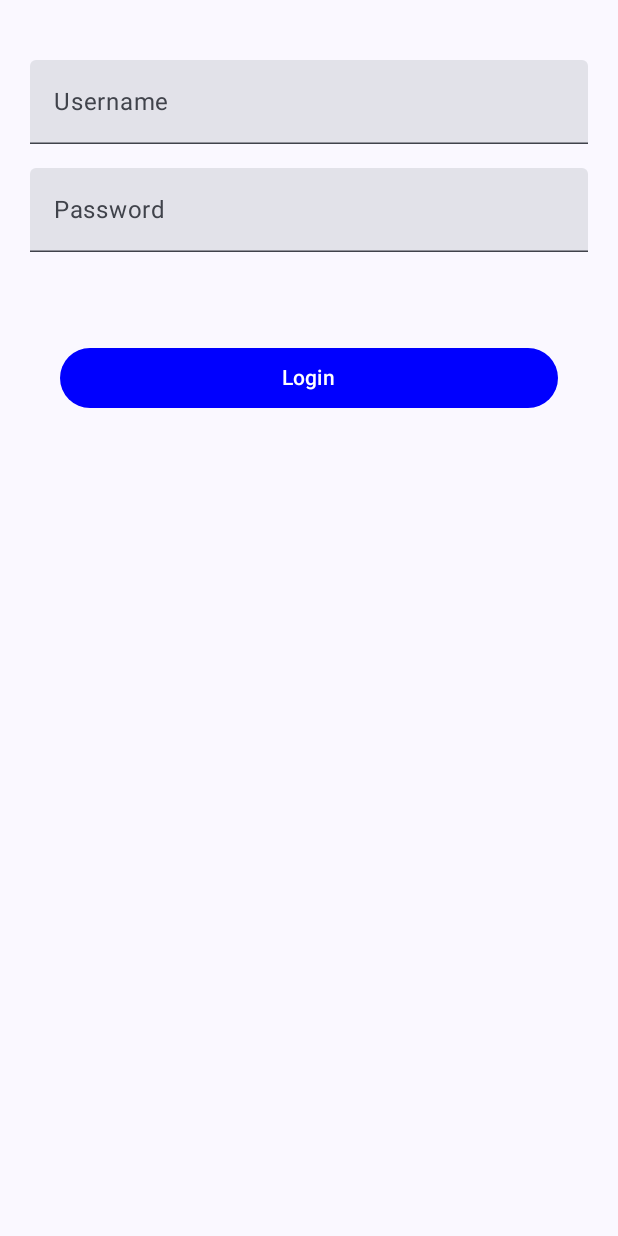
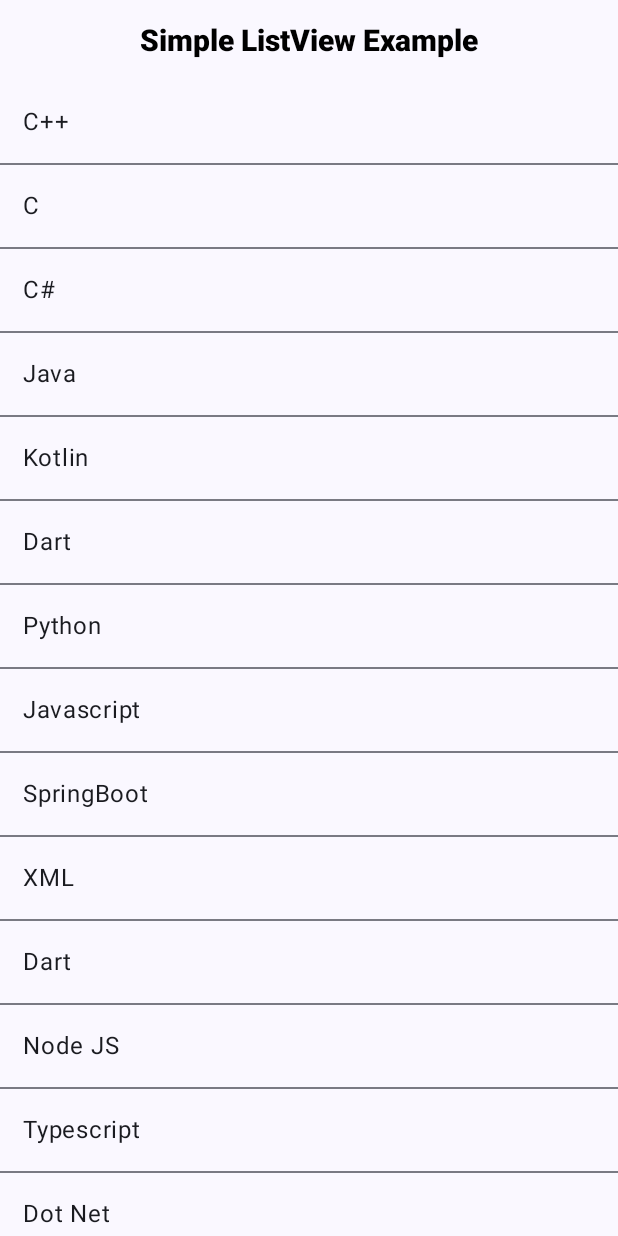
Before and after one commit to hossam1244/jetpack_compose_sample, an Android app built with Jetpack Compose: the screen it shows after launch (MainActivity before the commit, ActivityList after it), after a tap on "Login", on a phone screen of 412 x 824 dp. Run offline under Robolectric (Android 15) with nearby library versions, the phone set to English and light mode, and no system bars.

Commit message:
added column list

```diff
--- a/app/build.gradle
+++ b/app/build.gradle
@@ -56,11 +56,13 @@ dependencies {
     implementation 'androidx.compose.ui:ui-graphics'
     implementation 'androidx.compose.ui:ui-tooling-preview'
     implementation 'androidx.compose.material3:material3'
+    implementation platform('androidx.compose:compose-bom:2022.10.00')
     testImplementation 'junit:junit:4.13.2'
     androidTestImplementation 'androidx.test.ext:junit:1.1.3'
     androidTestImplementation 'androidx.test.espresso:espresso-core:3.4.0'
     androidTestImplementation platform('androidx.compose:compose-bom:2022.10.00')
     androidTestImplementation 'androidx.compose.ui:ui-test-junit4'
+    androidTestImplementation platform('androidx.compose:compose-bom:2022.10.00')
     debugImplementation 'androidx.compose.ui:ui-tooling'
     debugImplementation 'androidx.compose.ui:ui-test-manifest'
 }
--- a/app/src/main/AndroidManifest.xml
+++ b/app/src/main/AndroidManifest.xml
@@ -13,6 +13,11 @@
         android:theme="@style/Theme.Jetpack_compose"
         tools:targetApi="31">
         <activity
+            android:name=".ActivityList"
+            android:exported="false"
+            android:label="@string/title_activity_list"
+            android:theme="@style/Theme.Jetpack_compose" />
+        <activity
             android:name=".MainActivity"
             android:exported="true"
             android:label="@string/app_name"
--- /dev/null
+++ b/app/src/main/java/com/example/jetpack_compose/ActivityList.kt
@@ -0,0 +1,99 @@
+package com.example.jetpack_compose
+
+import android.os.Bundle
+import androidx.activity.ComponentActivity
+import androidx.activity.compose.setContent
+import androidx.compose.foundation.layout.Column
+import androidx.compose.foundation.layout.fillMaxHeight
+import androidx.compose.foundation.layout.fillMaxSize
+import androidx.compose.foundation.layout.fillMaxWidth
+import androidx.compose.foundation.layout.padding
+import androidx.compose.foundation.lazy.LazyColumn
+import androidx.compose.material3.Divider
+import androidx.compose.material3.MaterialTheme
+import androidx.compose.material3.Surface
+import androidx.compose.material3.Text
+import androidx.compose.runtime.Composable
+import androidx.compose.ui.Alignment
+import androidx.compose.ui.Modifier
+import androidx.compose.ui.graphics.Color
+import androidx.compose.ui.text.TextStyle
+import androidx.compose.ui.text.font.FontWeight
+import androidx.compose.ui.tooling.preview.Preview
+import androidx.compose.ui.unit.ExperimentalUnitApi
+import androidx.compose.ui.unit.TextUnit
+import androidx.compose.ui.unit.TextUnitType
+import androidx.compose.ui.unit.dp
+import com.example.jetpack_compose.ui.theme.JetpackComposeTheme
+
+class ActivityList : ComponentActivity() {
+    override fun onCreate(savedInstanceState: Bundle?) {
+        super.onCreate(savedInstanceState)
+        setContent {
+            JetpackComposeTheme() {
+                // A surface container using the 'background' color from the theme
+                Surface(
+                    modifier = Modifier.fillMaxSize(),
+                    color = MaterialTheme.colorScheme.background
+                ) {
+                    displayList()
+                }
+            }
+        }
+    }
+}
+
+@OptIn(ExperimentalUnitApi::class)
+@Composable
+fun displayList() {
+    // on below line we arecreating a simple list
+    // of strings and adding different programming
+    // languages in it.
+    val languages = listOf(
+        "C++", "C", "C#", "Java", "Kotlin", "Dart", "Python", "Javascript", "SpringBoot",
+        "XML", "Dart", "Node JS", "Typescript", "Dot Net", "GoLang", "MongoDb",
+    )
+    // on below line we are
+    // creating a simple column
+    Column(
+        // inside this column we are specifying modifier
+        // to specify max width and max height
+        modifier = Modifier
+            .fillMaxWidth()
+            .fillMaxHeight(),
+        // on below line we are specifying horizontal alignment
+        horizontalAlignment = Alignment.CenterHorizontally
+    ) {
+        // on below line we are creating a simple text
+        // view for displaying heading for our application
+        Text(
+            text = "Simple ListView Example",
+            // in modifier we are specifying padding
+            // for our text from all sides.
+            modifier = Modifier.padding(15.dp),
+            // on below line we are specifying
+            // style for our text
+            style = TextStyle(
+                color = Color.Black,
+                fontSize = TextUnit(value = 20.0F, type = TextUnitType.Sp)
+            ), fontWeight = FontWeight.Black
+        )
+        // on below line we are calling lazy column
+        // for displaying listview.
+        LazyColumn {
+            // on below line we are populating
+            // items for listview.
+            items(languages.size) { language ->
+                // on below line we are specifying ui for each item of list view.
+                // we are specifying a simple text for each item of our list view.
+                Text(text = languages[language],
+                    // on below line we are specifying
+                    // modifier for our text view.
+                    modifier = Modifier.padding(15.dp))
+                // on below line we are specifying
+                // divider for each list item
+                Divider()
+            }
+        }
+    }
+}
--- a/app/src/main/java/com/example/jetpack_compose/MainActivity.kt
+++ b/app/src/main/java/com/example/jetpack_compose/MainActivity.kt
@@ -1,5 +1,7 @@
 package com.example.jetpack_compose
 
+import android.app.ListActivity
+import android.content.Intent
 import android.os.Bundle
 import androidx.activity.ComponentActivity
 import androidx.activity.compose.setContent
@@ -91,7 +93,7 @@ fun loginButton() {
             modifier = Modifier.fillMaxWidth(),
             colors = ButtonDefaults.buttonColors(containerColor = Color.Blue),
             onClick = {
-                 // context.startActivity(Intent(context, ListActivity::class.java))
+                  context.startActivity(Intent(context, ActivityList::class.java))
             }
         )
         {
--- a/app/src/main/java/com/example/jetpack_compose/ui/theme/Color.kt
+++ b/app/src/main/java/com/example/jetpack_compose/ui/theme/Color.kt
@@ -2,7 +2,7 @@ package com.example.jetpack_compose.ui.theme
 
 import androidx.compose.ui.graphics.Color
 
-val Purple80 = Color(0xFFD0BCFF)
+val Purple80 = Color.White
 val PurpleGrey80 = Color(0xFFCCC2DC)
 val Pink80 = Color(0xFFEFB8C8)
 
--- a/app/src/main/res/values/strings.xml
+++ b/app/src/main/res/values/strings.xml
@@ -1,3 +1,4 @@
 <resources>
     <string name="app_name">Jetpack_compose</string>
+    <string name="title_activity_list">ActivityList</string>
 </resources>
```
